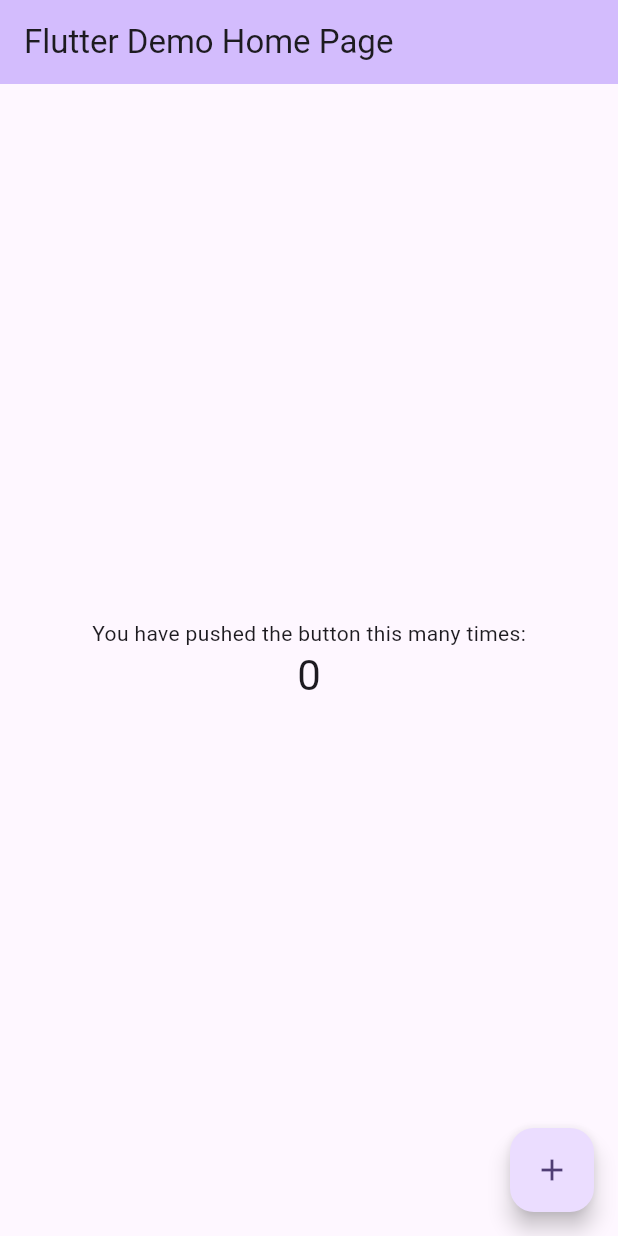
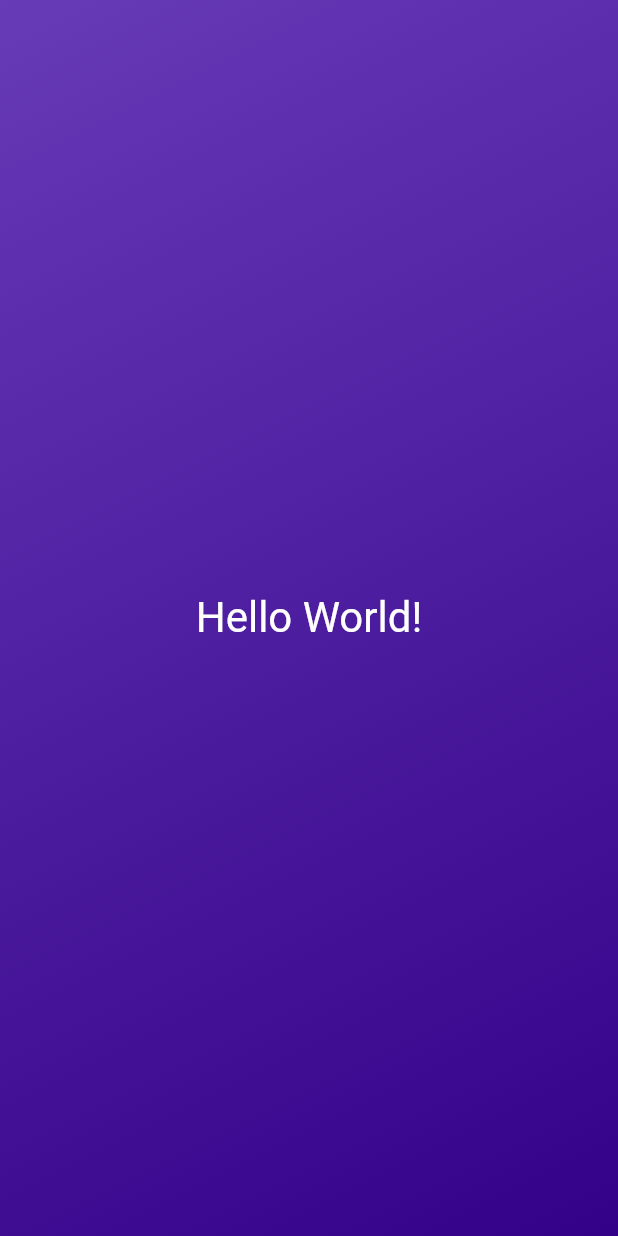
Before and after one commit to mvelasco2k/roll_dice_app, a Flutter app: the screen it shows after launch, on a phone screen of 412 x 824 dp. Run offline on Flutter 3.47's test engine with Material 2 defaults, Android fonts, the phone set to English and light mode, and no system bars.

Commit message:
Avance color de letra

```diff
--- a/lib/main.dart
+++ b/lib/main.dart
@@ -1,125 +1,30 @@
 import 'package:flutter/material.dart';
 
 void main() {
-  runApp(const MyApp());
-}
-
-class MyApp extends StatelessWidget {
-  const MyApp({super.key});
-
-  // This widget is the root of your application.
-  @override
-  Widget build(BuildContext context) {
-    return MaterialApp(
-      title: 'Flutter Demo',
-      theme: ThemeData(
-        // This is the theme of your application.
-        //
-        // TRY THIS: Try running your application with "flutter run". You'll see
-        // the application has a blue toolbar. Then, without quitting the app,
-        // try changing the seedColor in the colorScheme below to Colors.green
-        // and then invoke "hot reload" (save your changes or press the "hot
-        // reload" button in a Flutter-supported IDE, or press "r" if you used
-        // the command line to start the app).
-        //
-        // Notice that the counter didn't reset back to zero; the application
-        // state is not lost during the reload. To reset the state, use hot
-        // restart instead.
-        //
-        // This works for code too, not just values: Most code changes can be
-        // tested with just a hot reload.
-        colorScheme: ColorScheme.fromSeed(seedColor: Colors.deepPurple),
-        useMaterial3: true,
-      ),
-      home: const MyHomePage(title: 'Flutter Demo Home Page'),
-    );
-  }
-}
-
-class MyHomePage extends StatefulWidget {
-  const MyHomePage({super.key, required this.title});
-
-  // This widget is the home page of your application. It is stateful, meaning
-  // that it has a State object (defined below) that contains fields that affect
-  // how it looks.
-
-  // This class is the configuration for the state. It holds the values (in this
-  // case the title) provided by the parent (in this case the App widget) and
-  // used by the build method of the State. Fields in a Widget subclass are
-  // always marked "final".
-
-  final String title;
-
-  @override
-  State<MyHomePage> createState() => _MyHomePageState();
-}
-
-class _MyHomePageState extends State<MyHomePage> {
-  int _counter = 0;
-
-  void _incrementCounter() {
-    setState(() {
-      // This call to setState tells the Flutter framework that something has
-      // changed in this State, which causes it to rerun the build method below
-      // so that the display can reflect the updated values. If we changed
-      // _counter without calling setState(), then the build method would not be
-      // called again, and so nothing would appear to happen.
-      _counter++;
-    });
-  }
-
-  @override
-  Widget build(BuildContext context) {
-    // This method is rerun every time setState is called, for instance as done
-    // by the _incrementCounter method above.
-    //
-    // The Flutter framework has been optimized to make rerunning build methods
-    // fast, so that you can just rebuild anything that needs updating rather
-    // than having to individually change instances of widgets.
-    return Scaffold(
-      appBar: AppBar(
-        // TRY THIS: Try changing the color here to a specific color (to
-        // Colors.amber, perhaps?) and trigger a hot reload to see the AppBar
-        // change color while the other colors stay the same.
-        backgroundColor: Theme.of(context).colorScheme.inversePrimary,
-        // Here we take the value from the MyHomePage object that was created by
-        // the App.build method, and use it to set our appbar title.
-        title: Text(widget.title),
-      ),
-      body: Center(
-        // Center is a layout widget. It takes a single child and positions it
-        // in the middle of the parent.
-        child: Column(
-          // Column is also a layout widget. It takes a list of children and
-          // arranges them vertically. By default, it sizes itself to fit its
-          // children horizontally, and tries to be as tall as its parent.
-          //
-          // Column has various properties to control how it sizes itself and
-          // how it positions its children. Here we use mainAxisAlignment to
-          // center the children vertically; the main axis here is the vertical
-          // axis because Columns are vertical (the cross axis would be
-          // horizontal).
-          //
-          // TRY THIS: Invoke "debug painting" (choose the "Toggle Debug Paint"
-          // action in the IDE, or press "p" in the console), to see the
-          // wireframe for each widget.
-          mainAxisAlignment: MainAxisAlignment.center,
-          children: <Widget>[
-            const Text(
-              'You have pushed the button this many times:',
+  runApp(
+    MaterialApp(
+      home: Scaffold(
+        body: Container(
+          decoration: const BoxDecoration(
+            gradient: LinearGradient(
+              colors: [
+                Colors.deepPurple,
+                Color.fromARGB(255, 51, 1, 136),
+              ],
+              begin: Alignment.topLeft,
+              end:Alignment.bottomRight,
             ),
-            Text(
-              '$_counter',
-              style: Theme.of(context).textTheme.headlineMedium,
+          ),
+          child: const Center(
+            child: Text("Hello World!",
+            style: TextStyle(
+              color: Colors.white,
+              fontSize: 28,
+              ),
             ),
-          ],
+          ),
         ),
       ),
-      floatingActionButton: FloatingActionButton(
-        onPressed: _incrementCounter,
-        tooltip: 'Increment',
-        child: const Icon(Icons.add),
-      ), // This trailing comma makes auto-formatting nicer for build methods.
-    );
-  }
+    ),
+  );
 }
```
